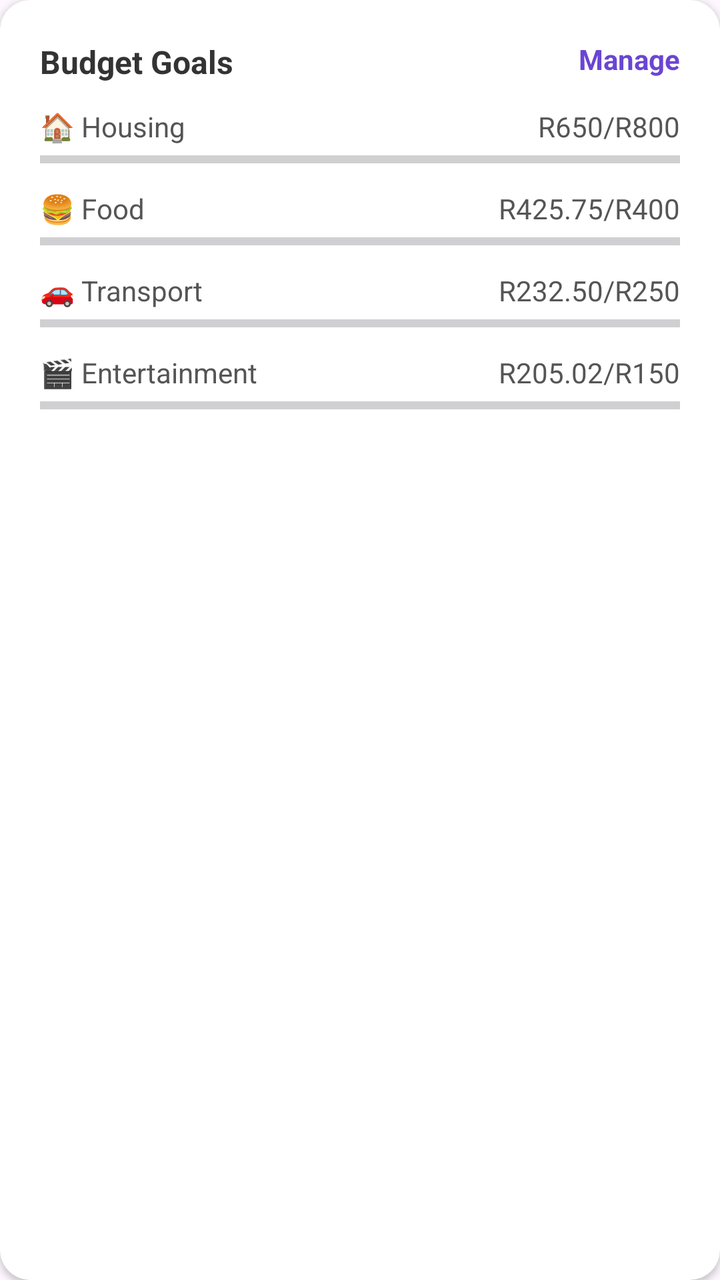
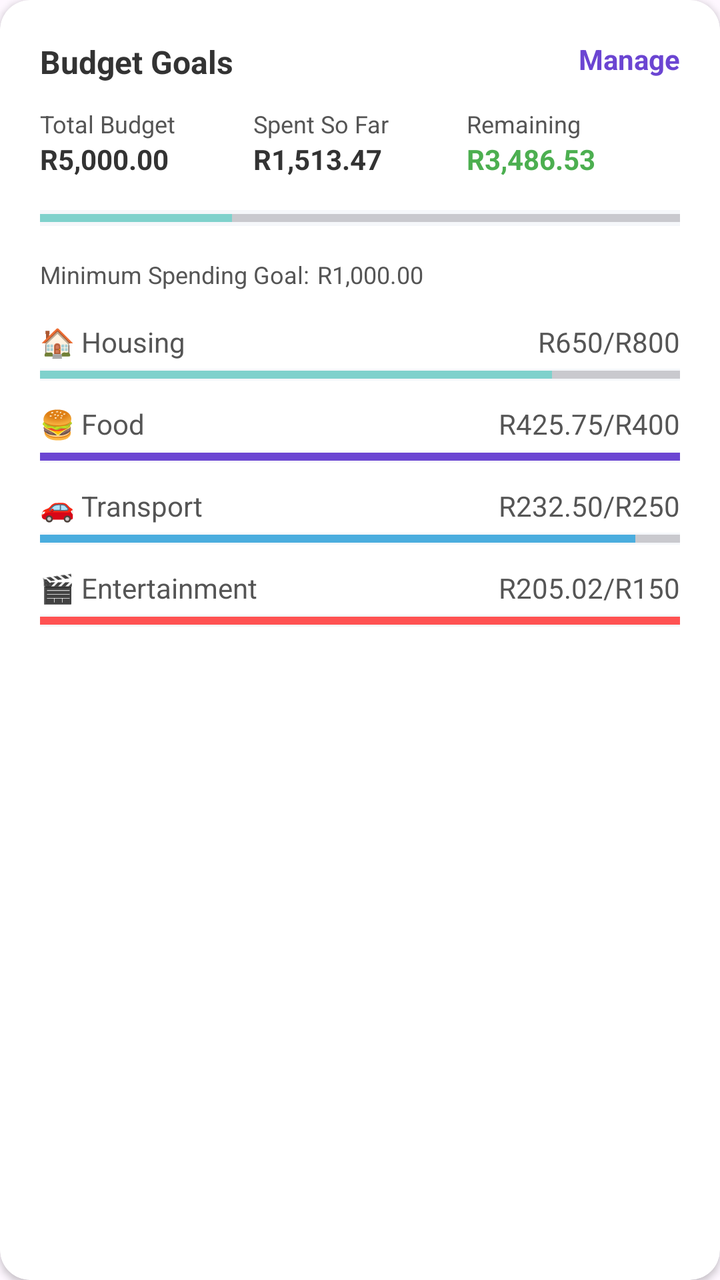

An Android layout rendered at two revisions. The XML below is the earlier revision; the diff shows what the commit changed to produce the second picture.
<!-- AndroidManifest.xml: application theme Theme.TightBudget -->
<!-- res/layout/component_card_budget_goals.xml -->
<?xml version="1.0" encoding="utf-8"?>
<androidx.cardview.widget.CardView xmlns:android="http://schemas.android.com/apk/res/android"
    xmlns:app="http://schemas.android.com/apk/res-auto"
    android:id="@+id/cardBudgetGoals"
    android:layout_width="match_parent"
    android:layout_height="wrap_content"
    android:layout_marginBottom="16dp"
    app:cardCornerRadius="15dp"
    app:cardElevation="2dp">

    <LinearLayout
        android:layout_width="match_parent"
        android:layout_height="wrap_content"
        android:orientation="vertical"
        android:padding="20dp">

        
        <RelativeLayout
            android:layout_width="match_parent"
            android:layout_height="wrap_content"
            android:layout_marginBottom="12dp">

            <TextView
                android:layout_width="wrap_content"
                android:layout_height="wrap_content"
                android:text="Budget Goals"
                android:textColor="@color/text_dark"
                android:textSize="16sp"
                android:textStyle="bold"
                android:layout_alignParentStart="true" />

            <TextView
                android:id="@+id/manageBudgetButton"
                android:layout_width="wrap_content"
                android:layout_height="wrap_content"
                android:text="Manage"
                android:textColor="@color/primary_purple_light"
                android:textSize="14sp"
                android:textStyle="bold"
                android:layout_alignParentEnd="true" />
        </RelativeLayout>

        
        <LinearLayout
            android:layout_width="match_parent"
            android:layout_height="wrap_content"
            android:orientation="vertical"
            android:layout_marginBottom="12dp">

            
            <RelativeLayout
                android:layout_width="match_parent"
                android:layout_height="wrap_content">
                <TextView
                    android:layout_width="wrap_content"
                    android:layout_height="wrap_content"
                    android:text="🏠 Housing"
                    android:textColor="@color/text_medium"
                    android:textSize="14sp" />
                <TextView
                    android:id="@+id/housingProgressText"
                    android:layout_width="wrap_content"
                    android:layout_height="wrap_content"
                    android:text="R650/R800"
                    android:textColor="@color/text_medium"
                    android:textSize="14sp"
                    android:layout_alignParentEnd="true" />
            </RelativeLayout>

            <ProgressBar
                android:id="@+id/housingProgressBar"
                style="?android:attr/progressBarStyleHorizontal"
                android:layout_width="match_parent"
                android:layout_height="6dp"
                android:layout_marginTop="4dp" />
        </LinearLayout>

        
        <LinearLayout
            android:layout_width="match_parent"
            android:layout_height="wrap_content"
            android:orientation="vertical"
            android:layout_marginBottom="12dp">

            <RelativeLayout
                android:layout_width="match_parent"
                android:layout_height="wrap_content">
                <TextView
                    android:layout_width="wrap_content"
                    android:layout_height="wrap_content"
                    android:text="🍔 Food"
                    android:textColor="@color/text_medium"
                    android:textSize="14sp" />
                <TextView
                    android:id="@+id/foodProgressText"
                    android:layout_width="wrap_content"
                    android:layout_height="wrap_content"
                    android:text="R425.75/R400"
                    android:textColor="@color/text_medium"
                    android:textSize="14sp"
                    android:layout_alignParentEnd="true" />
            </RelativeLayout>

            <ProgressBar
                android:id="@+id/foodProgressBar"
                style="?android:attr/progressBarStyleHorizontal"
                android:layout_width="match_parent"
                android:layout_height="6dp"
                android:layout_marginTop="4dp" />
        </LinearLayout>

        
        <LinearLayout
            android:layout_width="match_parent"
            android:layout_height="wrap_content"
            android:orientation="vertical"
            android:layout_marginBottom="12dp">

            <RelativeLayout
                android:layout_width="match_parent"
                android:layout_height="wrap_content">
                <TextView
                    android:layout_width="wrap_content"
                    android:layout_height="wrap_content"
                    android:text="🚗 Transport"
                    android:textColor="@color/text_medium"
                    android:textSize="14sp" />
                <TextView
                    android:id="@+id/transportProgressText"
                    android:layout_width="wrap_content"
                    android:layout_height="wrap_content"
                    android:text="R232.50/R250"
                    android:textColor="@color/text_medium"
                    android:textSize="14sp"
                    android:layout_alignParentEnd="true" />
            </RelativeLayout>

            <ProgressBar
                android:id="@+id/transportProgressBar"
                style="?android:attr/progressBarStyleHorizontal"
                android:layout_width="match_parent"
                android:layout_height="6dp"
                android:layout_marginTop="4dp" />
        </LinearLayout>

        
        <LinearLayout
            android:layout_width="match_parent"
            android:layout_height="wrap_content"
            android:orientation="vertical">

            <RelativeLayout
                android:layout_width="match_parent"
                android:layout_height="wrap_content">
                <TextView
                    android:layout_width="wrap_content"
                    android:layout_height="wrap_content"
                    android:text="🎬 Entertainment"
                    android:textColor="@color/text_medium"
                    android:textSize="14sp" />
                <TextView
                    android:id="@+id/entertainmentProgressText"
                    android:layout_width="wrap_content"
                    android:layout_height="wrap_content"
                    android:text="R205.02/R150"
                    android:textColor="@color/text_medium"
                    android:textSize="14sp"
                    android:layout_alignParentEnd="true" />
            </RelativeLayout>

            <ProgressBar
                android:id="@+id/entertainmentProgressBar"
                style="?android:attr/progressBarStyleHorizontal"
                android:layout_width="match_parent"
                android:layout_height="6dp"
                android:layout_marginTop="4dp" />
        </LinearLayout>
    </LinearLayout>
</androidx.cardview.widget.CardView>
<!-- resources referenced by this layout -->
<resources>
  <color name="primary_purple_light">#6B45D2</color>
  <color name="text_dark">#333333</color>
  <color name="text_medium">#555555</color>
  <style name="Theme.TightBudget" parent="Base.Theme.TightBudget" />
  <style name="Base.Theme.TightBudget" parent="Theme.Material3.DayNight.NoActionBar">
          <item name="android:windowTranslucentNavigation">false</item>
          <item name="android:navigationBarColor">@color/primary_purple_light</item>
          <item name="android:statusBarColor">@android:color/transparent</item>
          <item name="android:windowDrawsSystemBarBackgrounds">true</item>
      </style>
</resources>

<!-- the commit's change to res/layout/component_card_budget_goals.xml (unified diff, before → after) -->
@@ -44,136 +44,321 @@
         <LinearLayout
             android:layout_width="match_parent"
             android:layout_height="wrap_content"
-            android:orientation="vertical"
-            android:layout_marginBottom="12dp">
-
-            
-            <RelativeLayout
+            android:orientation="horizontal"
+            android:layout_marginBottom="16dp">
+
+            <LinearLayout
+                android:layout_width="0dp"
+                android:layout_height="wrap_content"
+                android:layout_weight="1"
+                android:orientation="vertical">
+
+                <TextView
+                    android:layout_width="wrap_content"
+                    android:layout_height="wrap_content"
+                    android:text="Total Budget"
+                    android:textSize="12sp"
+                    android:textColor="@color/text_medium" />
+
+                <TextView
+                    android:id="@+id/totalBudgetAmount"
+                    android:layout_width="wrap_content"
+                    android:layout_height="wrap_content"
+                    android:text="R5,000.00"
+                    android:textSize="14sp"
+                    android:textStyle="bold"
+                    android:textColor="@color/text_dark" />
+            </LinearLayout>
+
+            <LinearLayout
+                android:layout_width="0dp"
+                android:layout_height="wrap_content"
+                android:layout_weight="1"
+                android:orientation="vertical">
+
+                <TextView
+                    android:layout_width="wrap_content"
+                    android:layout_height="wrap_content"
+                    android:text="Spent So Far"
+                    android:textSize="12sp"
+                    android:textColor="@color/text_medium" />
+
+                <TextView
+                    android:id="@+id/spentSoFarAmount"
+                    android:layout_width="wrap_content"
+                    android:layout_height="wrap_content"
+                    android:text="R1,513.47"
+                    android:textSize="14sp"
+                    android:textStyle="bold"
+                    android:textColor="@color/text_dark" />
+            </LinearLayout>
+
+            <LinearLayout
+                android:layout_width="0dp"
+                android:layout_height="wrap_content"
+                android:layout_weight="1"
+                android:orientation="vertical">
+
+                <TextView
+                    android:layout_width="wrap_content"
+                    android:layout_height="wrap_content"
+                    android:text="Remaining"
+                    android:textSize="12sp"
+                    android:textColor="@color/text_medium" />
+
+                <TextView
+                    android:id="@+id/remainingAmount"
+                    android:layout_width="wrap_content"
+                    android:layout_height="wrap_content"
+                    android:text="R3,486.53"
+                    android:textSize="14sp"
+                    android:textStyle="bold"
+                    android:textColor="@color/green_light" />
+            </LinearLayout>
+        </LinearLayout>
+
+        
+        <ProgressBar
+            android:id="@+id/overallBudgetProgress"
+            style="?android:attr/progressBarStyleHorizontal"
+            android:layout_width="match_parent"
+            android:layout_height="8dp"
+            android:layout_marginBottom="16dp"
+            android:progress="30"
+            android:progressTint="@color/teal_light"
+            android:background="@color/background_gray" />
+
+        
+        <LinearLayout
+            android:layout_width="match_parent"
+            android:layout_height="wrap_content"
+            android:orientation="horizontal"
+            android:layout_marginBottom="16dp">
+
+            <TextView
+                android:id="@+id/minSpendingGoalText"
+                android:layout_width="wrap_content"
+                android:layout_height="wrap_content"
+                android:text="Minimum Spending Goal:"
+                android:textSize="12sp"
+                android:textColor="@color/text_medium"
+                android:visibility="visible" />
+
+            <TextView
+                android:id="@+id/minSpendingGoalAmount"
+                android:layout_width="wrap_content"
+                android:layout_height="wrap_content"
+                android:text="R1,000.00"
+                android:textSize="12sp"
+                android:textColor="@color/text_medium"
+                android:layout_marginStart="4dp"
+                android:visibility="visible" />
+        </LinearLayout>
+
+        
+        <TextView
+            android:id="@+id/createBudgetMessage"
+            android:layout_width="match_parent"
+            android:layout_height="wrap_content"
+            android:text="You haven't set a budget for this month. Tap 'Manage' to create one."
+            android:textSize="14sp"
+            android:textColor="@color/orange"
+            android:gravity="center"
+            android:layout_marginBottom="16dp"
+            android:visibility="gone" />
+
+        
+        <LinearLayout
+            android:id="@+id/categoryContainer"
+            android:layout_width="match_parent"
+            android:layout_height="wrap_content"
+            android:orientation="vertical">
+
+            
+            <LinearLayout
                 android:layout_width="match_parent"
-                android:layout_height="wrap_content">
-                <TextView
-                    android:layout_width="wrap_content"
-                    android:layout_height="wrap_content"
-                    android:text="🏠 Housing"
-                    android:textColor="@color/text_medium"
-                    android:textSize="14sp" />
-                <TextView
-                    android:id="@+id/housingProgressText"
-                    android:layout_width="wrap_content"
-                    android:layout_height="wrap_content"
-                    android:text="R650/R800"
-                    android:textColor="@color/text_medium"
-                    android:textSize="14sp"
-                    android:layout_alignParentEnd="true" />
-            </RelativeLayout>
-
-            <ProgressBar
-                android:id="@+id/housingProgressBar"
-                style="?android:attr/progressBarStyleHorizontal"
+                android:layout_height="wrap_content"
+                android:orientation="vertical"
+                android:layout_marginBottom="12dp">
+
+                <RelativeLayout
+                    android:layout_width="match_parent"
+                    android:layout_height="wrap_content">
+                    <TextView
+                        android:layout_width="wrap_content"
+                        android:layout_height="wrap_content"
+                        android:text="🏠 Housing"
+                        android:textColor="@color/text_medium"
+                        android:textSize="14sp" />
+                    <TextView
+                        android:id="@+id/housingProgressText"
+                        android:layout_width="wrap_content"
+                        android:layout_height="wrap_content"
+                        android:text="R650/R800"
+                        android:textColor="@color/text_medium"
+                        android:textSize="14sp"
+                        android:layout_alignParentEnd="true" />
+                </RelativeLayout>
+
+                <TextView
+                    android:id="@+id/housingAmount"
+                    android:layout_width="wrap_content"
+                    android:layout_height="wrap_content"
+                    android:text="R650.00 / R800.00"
+                    android:textSize="12sp"
+                    android:layout_marginStart="8dp"
+                    android:visibility="gone" />
+
+                <ProgressBar
+                    android:id="@+id/housingProgressBar"
+                    style="?android:attr/progressBarStyleHorizontal"
+                    android:layout_width="match_parent"
+                    android:layout_height="6dp"
+                    android:layout_marginTop="4dp"
+                    android:progress="80"
+                    android:progressTint="@color/teal_light"
+                    android:background="@color/background_gray" />
+            </LinearLayout>
+
+            
+            <LinearLayout
                 android:layout_width="match_parent"
-                android:layout_height="6dp"
-                android:layout_marginTop="4dp" />
-        </LinearLayout>
-
-        
-        <LinearLayout
-            android:layout_width="match_parent"
-            android:layout_height="wrap_content"
-            android:orientation="vertical"
-            android:layout_marginBottom="12dp">
-
-            <RelativeLayout
+                android:layout_height="wrap_content"
+                android:orientation="vertical"
+                android:layout_marginBottom="12dp">
+
+                <RelativeLayout
+                    android:layout_width="match_parent"
+                    android:layout_height="wrap_content">
+                    <TextView
+                        android:layout_width="wrap_content"
+                        android:layout_height="wrap_content"
+                        android:text="🍔 Food"
+                        android:textColor="@color/text_medium"
+                        android:textSize="14sp" />
+                    <TextView
+                        android:id="@+id/foodProgressText"
+                        android:layout_width="wrap_content"
+                        android:layout_height="wrap_content"
+                        android:text="R425.75/R400"
+                        android:textColor="@color/text_medium"
+                        android:textSize="14sp"
+                        android:layout_alignParentEnd="true" />
+                </RelativeLayout>
+
+                <TextView
+                    android:id="@+id/foodAmount"
+                    android:layout_width="wrap_content"
+                    android:layout_height="wrap_content"
+                    android:text="R425.75 / R400.00"
+                    android:textSize="12sp"
+                    android:layout_marginStart="8dp"
+                    android:visibility="gone" />
+
+                <ProgressBar
+                    android:id="@+id/foodProgressBar"
+                    style="?android:attr/progressBarStyleHorizontal"
+                    android:layout_width="match_parent"
+                    android:layout_height="6dp"
+                    android:layout_marginTop="4dp"
+                    android:progress="106"
+                    android:progressTint="@color/primary_purple_light"
+                    android:background="@color/background_gray" />
+            </LinearLayout>
+
+            
+            <LinearLayout
                 android:layout_width="match_parent"
-                android:layout_height="wrap_content">
-                <TextView
-                    android:layout_width="wrap_content"
-                    android:layout_height="wrap_content"
-                    android:text="🍔 Food"
-                    android:textColor="@color/text_medium"
-                    android:textSize="14sp" />
-                <TextView
-                    android:id="@+id/foodProgressText"
-                    android:layout_width="wrap_content"
-                    android:layout_height="wrap_content"
-                    android:text="R425.75/R400"
-                    android:textColor="@color/text_medium"
-                    android:textSize="14sp"
-                    android:layout_alignParentEnd="true" />
-            </RelativeLayout>
-
-            <ProgressBar
-                android:id="@+id/foodProgressBar"
-                style="?android:attr/progressBarStyleHorizontal"
+                android:layout_height="wrap_content"
+                android:orientation="vertical"
+                android:layout_marginBottom="12dp">
+
+                <RelativeLayout
+                    android:layout_width="match_parent"
+                    android:layout_height="wrap_content">
+                    <TextView
+                        android:layout_width="wrap_content"
+                        android:layout_height="wrap_content"
+                        android:text="🚗 Transport"
+                        android:textColor="@color/text_medium"
+                        android:textSize="14sp" />
+                    <TextView
+                        android:id="@+id/transportProgressText"
+                        android:layout_width="wrap_content"
+                        android:layout_height="wrap_content"
+                        android:text="R232.50/R250"
+                        android:textColor="@color/text_medium"
+                        android:textSize="14sp"
+                        android:layout_alignParentEnd="true" />
+                </RelativeLayout>
+
+                <TextView
+                    android:id="@+id/transportAmount"
+                    android:layout_width="wrap_content"
+                    android:layout_height="wrap_content"
+                    android:text="R232.50 / R250.00"
+                    android:textSize="12sp"
+                    android:layout_marginStart="8dp"
+                    android:visibility="gone" />
+
+                <ProgressBar
+                    android:id="@+id/transportProgressBar"
+                    style="?android:attr/progressBarStyleHorizontal"
+                    android:layout_width="match_parent"
+                    android:layout_height="6dp"
+                    android:layout_marginTop="4dp"
+                    android:progress="93"
+                    android:progressTint="@color/blue_light"
+                    android:background="@color/background_gray" />
+            </LinearLayout>
+
+            
+            <LinearLayout
                 android:layout_width="match_parent"
-                android:layout_height="6dp"
-                android:layout_marginTop="4dp" />
-        </LinearLayout>
-
-        
-        <LinearLayout
-            android:layout_width="match_parent"
-            android:layout_height="wrap_content"
-            android:orientation="vertical"
-            android:layout_marginBottom="12dp">
-
-            <RelativeLayout
-                android:layout_width="match_parent"
-                android:layout_height="wrap_content">
-                <TextView
-                    android:layout_width="wrap_content"
-                    android:layout_height="wrap_content"
-                    android:text="🚗 Transport"
-                    android:textColor="@color/text_medium"
-                    android:textSize="14sp" />
-                <TextView
-                    android:id="@+id/transportProgressText"
-                    android:layout_width="wrap_content"
-                    android:layout_height="wrap_content"
-                    android:text="R232.50/R250"
-                    android:textColor="@color/text_medium"
-                    android:textSize="14sp"
-                    android:layout_alignParentEnd="true" />
-            </RelativeLayout>
-
-            <ProgressBar
-                android:id="@+id/transportProgressBar"
-                style="?android:attr/progressBarStyleHorizontal"
-                android:layout_width="match_parent"
-                android:layout_height="6dp"
-                android:layout_marginTop="4dp" />
-        </LinearLayout>
-
-        
-        <LinearLayout
-            android:layout_width="match_parent"
-            android:layout_height="wrap_content"
-            android:orientation="vertical">
-
-            <RelativeLayout
-                android:layout_width="match_parent"
-                android:layout_height="wrap_content">
-                <TextView
-                    android:layout_width="wrap_content"
-                    android:layout_height="wrap_content"
-                    android:text="🎬 Entertainment"
-                    android:textColor="@color/text_medium"
-                    android:textSize="14sp" />
-                <TextView
-                    android:id="@+id/entertainmentProgressText"
-                    android:layout_width="wrap_content"
-                    android:layout_height="wrap_content"
-                    android:text="R205.02/R150"
-                    android:textColor="@color/text_medium"
-                    android:textSize="14sp"
-                    android:layout_alignParentEnd="true" />
-            </RelativeLayout>
-
-            <ProgressBar
-                android:id="@+id/entertainmentProgressBar"
-                style="?android:attr/progressBarStyleHorizontal"
-                android:layout_width="match_parent"
-                android:layout_height="6dp"
-                android:layout_marginTop="4dp" />
+                android:layout_height="wrap_content"
+                android:orientation="vertical">
+
+                <RelativeLayout
+                    android:layout_width="match_parent"
+                    android:layout_height="wrap_content">
+                    <TextView
+                        android:layout_width="wrap_content"
+                        android:layout_height="wrap_content"
+                        android:text="🎬 Entertainment"
+                        android:textColor="@color/text_medium"
+                        android:textSize="14sp" />
+                    <TextView
+                        android:id="@+id/entertainmentProgressText"
+                        android:layout_width="wrap_content"
+                        android:layout_height="wrap_content"
+                        android:text="R205.02/R150"
+                        android:textColor="@color/text_medium"
+                        android:textSize="14sp"
+                        android:layout_alignParentEnd="true" />
+                </RelativeLayout>
+
+                <TextView
+                    android:id="@+id/entertainmentAmount"
+                    android:layout_width="wrap_content"
+                    android:layout_height="wrap_content"
+                    android:text="R205.02 / R150.00"
+                    android:textSize="12sp"
+                    android:layout_marginStart="8dp"
+                    android:visibility="gone" />
+
+                <ProgressBar
+                    android:id="@+id/entertainmentProgressBar"
+                    style="?android:attr/progressBarStyleHorizontal"
+                    android:layout_width="match_parent"
+                    android:layout_height="6dp"
+                    android:layout_marginTop="4dp"
+                    android:progress="137"
+                    android:progressTint="@color/red_light"
+                    android:background="@color/background_gray" />
+            </LinearLayout>
+
+            
+
         </LinearLayout>
     </LinearLayout>
 </androidx.cardview.widget.CardView>
<!-- resource entries referenced after the edit -->
@@ -1,6 +1,12 @@
 <!-- resources referenced by this layout -->
 <resources>
+  <color name="background_gray">#F5F7FA</color>
+  <color name="blue_light">#4AADDE</color>
+  <color name="green_light">#4CAF50</color>
+  <color name="orange">#FFA726</color>
   <color name="primary_purple_light">#6B45D2</color>
+  <color name="red_light">#FF5252</color>
+  <color name="teal_light">#7FD1CC</color>
   <color name="text_dark">#333333</color>
   <color name="text_medium">#555555</color>
   <style name="Theme.TightBudget" parent="Base.Theme.TightBudget" />
